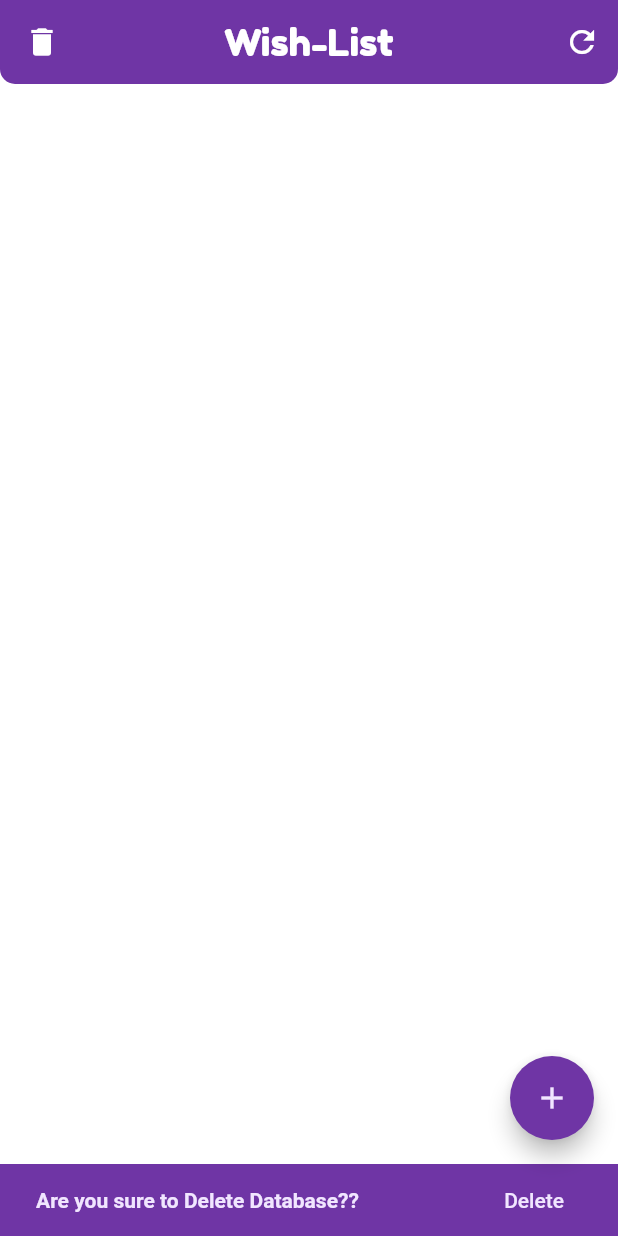
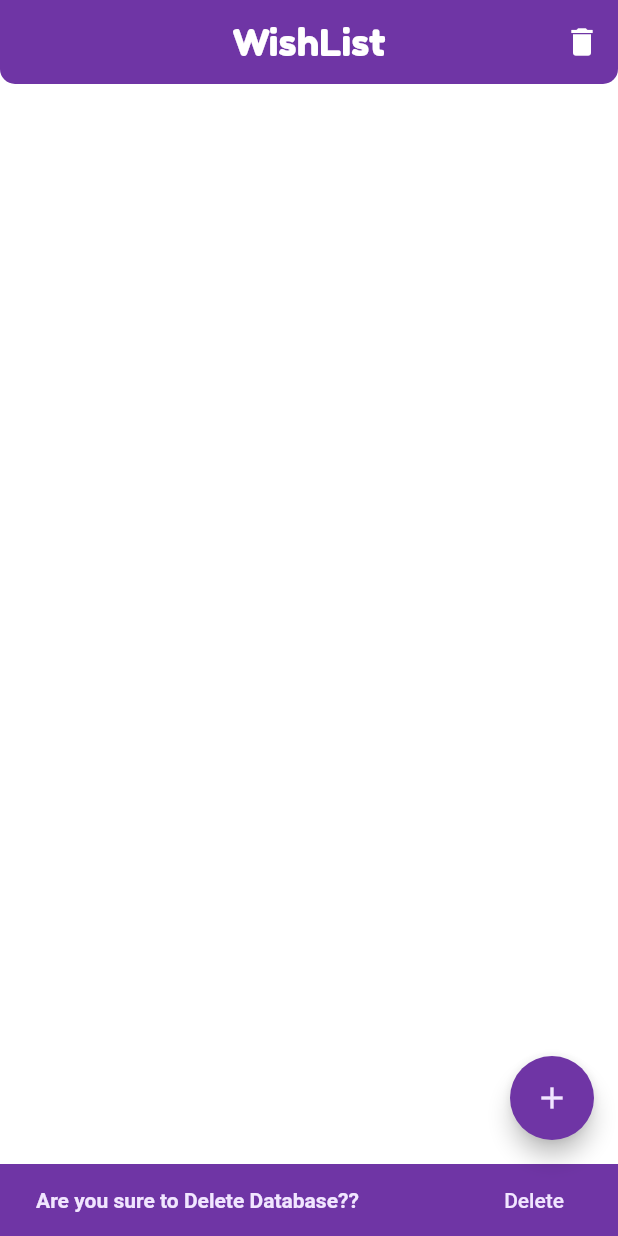
Before and after one commit to murli0038/Flutter-Sqflite-Example, a Flutter app: the screen it shows after launch, after a tap on the "delete" icon, on a phone screen of 412 x 824 dp. Run offline on Flutter 3.47's test engine with Material 2 defaults, Android fonts, the phone set to English and light mode, and no system bars; drawn by our look-alikes of pull_to_refresh; our stand-ins replace image_picker, sqflite; accounts and stored records are empty.

Commit message:
commit at 5.48 PM 14 March 2021

```diff
--- a/lib/Constants/Constants.dart
+++ b/lib/Constants/Constants.dart
@@ -2,18 +2,12 @@ import 'dart:ui';
 
 import 'package:flutter/cupertino.dart';
 import 'package:flutter/material.dart';
-import 'package:toast/toast.dart';
 
 const kPrimaryColor = Color(0xFF6F35A5);
 const kPrimaryLightColor = Color(0xFFF1E6FF);
 
 final formKey = GlobalKey<FormState>();
 GlobalKey<ScaffoldState> scaffoldKey;
-
-
-void showToast(String msg,BuildContext context, {int duration, int gravity}) {
-  Toast.show(msg, context, duration: duration, gravity: gravity,backgroundColor: kPrimaryLightColor,textColor: kPrimaryColor);
-}
 
 showSnackBar(String msg){
   return SnackBar(
--- a/lib/Screens/AddProduct.dart
+++ b/lib/Screens/AddProduct.dart
@@ -223,7 +223,7 @@ class _AddProductState extends State<AddProduct> {
 
   _imgFromGallery() async {
     try {
-      final pickedFile = await ImagePicker.platform.pickImage(source: ImageSource.gallery);
+      final pickedFile = await ImagePicker.platform.pickImage(source: ImageSource.gallery,imageQuality: 100);
       setState(() {
         bytes = null;
         _image = pickedFile;
--- a/lib/Screens/ListOfProduct.dart
+++ b/lib/Screens/ListOfProduct.dart
@@ -3,6 +3,7 @@ import 'dart:ui';
 import 'package:flutter/cupertino.dart';
 import 'package:flutter/material.dart';
 import 'package:flutter/services.dart';
+import 'package:pull_to_refresh/pull_to_refresh.dart';
 import 'package:sqflite_app/Constants/Constants.dart';
 import 'package:sqflite_app/Database/DBHelper.dart';
 import 'package:sqflite_app/Models/Products.dart';
@@ -18,6 +19,18 @@ class _ListOfProductState extends State<ListOfProduct> {
   DBHelper dbHelper;
   static Products products;
   bool isProductsLoad = false;
+
+  RefreshController _refreshController = RefreshController(initialRefresh: false);
+
+  void _onRefresh() async{
+    // monitor network fetch
+    setState(() {
+      isProductsLoad = true;
+      getALLProducts();
+    });
+    _refreshController.refreshCompleted();
+  }
+
 
   @override
   void initState() {
@@ -37,7 +50,7 @@ class _ListOfProductState extends State<ListOfProduct> {
       child: Scaffold(
         backgroundColor: Colors.white,
         appBar: AppBar(
-          title: Text("Wish-List",
+          title: Text("WishList",
             style: TextStyle(
                 fontWeight: FontWeight.w400,
                 fontSize:25,
@@ -45,15 +58,9 @@ class _ListOfProductState extends State<ListOfProduct> {
                 color: Colors.white
             ),
           ),
+          automaticallyImplyLeading: false,
           actions: [
-            IconButton(icon: Icon(Icons.refresh_sharp), onPressed: (){
-              setState(() {
-                isProductsLoad = true;
-                getALLProducts();
-              });
-            }),
-          ],
-          leading: IconButton(
+            IconButton(
                 icon: Icon(Icons.delete),
                 onPressed: () {
                   setState(() {
@@ -75,6 +82,7 @@ class _ListOfProductState extends State<ListOfProduct> {
                     });
                   });
                 }),
+          ],
           elevation: 0,
           centerTitle: true,
           backgroundColor: kPrimaryColor,
@@ -89,7 +97,8 @@ class _ListOfProductState extends State<ListOfProduct> {
           backgroundColor: kPrimaryColor,
           child: Icon(Icons.add,color: kPrimaryLightColor,),
         ),
-        body: isProductsLoad ? Center(child: CircularProgressIndicator(backgroundColor: kPrimaryColor,)) : Container(
+        body: isProductsLoad ? Center(child: CircularProgressIndicator(backgroundColor: kPrimaryColor,)) :
+        Container(
             padding: EdgeInsets.all(8.0),
             child: GridOfProduct()
         )
@@ -99,7 +108,13 @@ class _ListOfProductState extends State<ListOfProduct> {
 
   // ignore: non_constant_identifier_names, missing_return
   Widget GridOfProduct(){
-    return GridView.builder(
+    return SmartRefresher(
+      enablePullDown: true,
+      enablePullUp: false,
+      header: WaterDropHeader(),
+      controller: _refreshController,
+      onRefresh: _onRefresh,
+      child: GridView.builder(
         itemCount: products.products == null ? 0 : products.products.length,
         gridDelegate: SliverGridDelegateWithFixedCrossAxisCount(
             crossAxisCount: 2,
@@ -156,6 +171,7 @@ class _ListOfProductState extends State<ListOfProduct> {
             ),
           );
         },
+      ),
     );
   }
 
--- a/lib/Screens/SplashScreen.dart
+++ b/lib/Screens/SplashScreen.dart
@@ -20,7 +20,7 @@ class _SplashScreenState extends State<SplashScreen> {
   @override
   Widget build(BuildContext context) {
     return Scaffold(
-      backgroundColor: kPrimaryLightColor,
+      // backgroundColor: kPrimaryLightColor,
       body: Stack(
         children: [
           Center(
--- a/pubspec.yaml
+++ b/pubspec.yaml
@@ -31,7 +31,7 @@ dependencies:
   sqflite: ^2.0.0+2
   image_picker: ^0.7.2+1
   path_provider: ^2.0.1
-  toast: ^0.1.5
+  pull_to_refresh: ^1.6.4
 
 dev_dependencies:
   flutter_test:
```
Also changed, not shown: pubspec.lock. Lines whose indentation alone changed are shown as unchanged.
